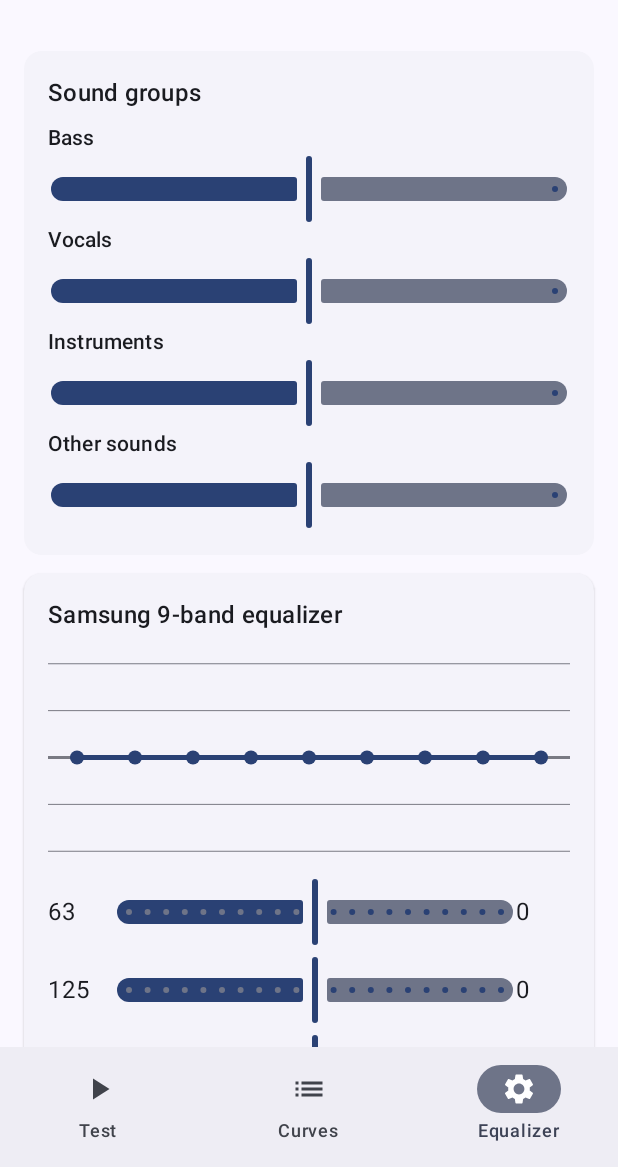
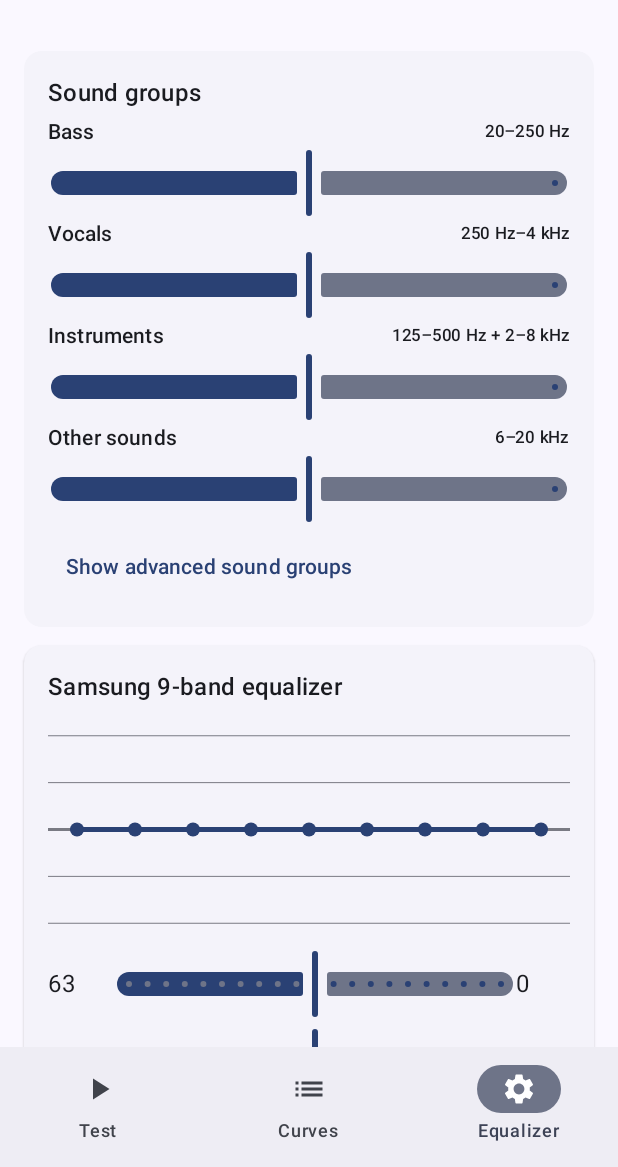
Before and after one commit to Mili-Pa/sweep-eq-android, an Android app built with Jetpack Compose: the screen it shows after launch (MainActivity), item 3 of the bottom bar chosen, on a phone screen of 412 x 824 dp, the part 69-1236 px from its top. Run offline under Robolectric (Android 15) with nearby library versions, the phone set to English and light mode, and no system bars; pictures from the network do not load; 3 statements that could not run were skipped.

Commit message:
Mr. Calibrator 1.4.0: more curves (HouseCurve tables, AutoEq targets), output-based default curve, output name in saved EQ settings, 4 main sound groups plus hidden advanced groups, source notes removed for open-source curves

```diff
--- a/mrcal/src/main/java/com/milipa/mr/callibrator/EqualizerScreen.kt
+++ b/mrcal/src/main/java/com/milipa/mr/callibrator/EqualizerScreen.kt
@@ -16,16 +16,86 @@ import androidx.compose.ui.platform.LocalLayoutDirection
 import androidx.compose.ui.res.stringResource
 import androidx.compose.ui.unit.LayoutDirection
 import androidx.compose.ui.unit.dp
+import kotlin.math.ln
+import kotlin.math.max
+import kotlin.math.min
+import kotlin.math.sqrt
 
-/** How strongly each band follows a sound group (bass, vocals, instruments, other sounds). */
-private class SoundGroup(val nameRes: Int, val w: DoubleArray)
+private val BAND_C = intArrayOf(63, 125, 250, 500, 1000, 2000, 4000, 8000, 16000)
 
-private val GROUPS = listOf(
-    SoundGroup(R.string.grp_bass, doubleArrayOf(1.0, 0.8, 0.3, 0.0, 0.0, 0.0, 0.0, 0.0, 0.0)),
-    SoundGroup(R.string.grp_vocals, doubleArrayOf(0.0, 0.0, 0.4, 0.8, 1.0, 0.8, 0.3, 0.0, 0.0)),
-    SoundGroup(R.string.grp_instruments, doubleArrayOf(0.0, 0.2, 0.4, 0.0, 0.0, 0.4, 1.0, 0.8, 0.0)),
-    SoundGroup(R.string.grp_other, doubleArrayOf(0.0, 0.0, 0.0, 0.0, 0.0, 0.0, 0.0, 0.5, 1.0)),
+/**
+ * A sound group is a frequency range (or two). Each of the nine bands (one octave wide) gets a weight
+ * from how much of its octave lies inside the range, so the groups follow the real frequency ranges.
+ */
+private class SoundGroup(val nameRes: Int, val rangeText: String, ranges: List<Pair<Double, Double>>) {
+    val w: DoubleArray = weights(ranges)
+
+    companion object {
+        fun weights(ranges: List<Pair<Double, Double>>): DoubleArray {
+            val s2 = sqrt(2.0)
+            val raw = DoubleArray(9) { i ->
+                val c = BAND_C[i].toDouble()
+                val bl = c / s2
+                val bh = c * s2
+                var s = 0.0
+                for ((lo, hi) in ranges) {
+                    val a = max(lo, bl)
+                    val b = min(hi, bh)
+                    if (b > a) s += ln(b / a) / ln(2.0)
+                }
+                min(s, 1.0)
+            }
+            val m = raw.max()
+            return if (m > 0.0) DoubleArray(9) { raw[it] / m } else raw
+        }
+    }
+}
+
+// The four main groups
+private val MAIN_GROUPS = listOf(
+    SoundGroup(R.string.grp_bass, "20–250 Hz", listOf(20.0 to 250.0)),
+    SoundGroup(R.string.grp_vocals, "250 Hz–4 kHz", listOf(250.0 to 4000.0)),
+    SoundGroup(R.string.grp_instruments, "125–500 Hz + 2–8 kHz", listOf(125.0 to 500.0, 2000.0 to 8000.0)),
+    SoundGroup(R.string.grp_other, "6–20 kHz", listOf(6000.0 to 20000.0)),
 )
+
+// Hidden advanced groups: the standard audio-engineering band names, plus the ITU-T G.712 speech band
+private val ADVANCED_GROUPS = listOf(
+    SoundGroup(R.string.adv_sub_bass, "20–60 Hz", listOf(20.0 to 60.0)),
+    SoundGroup(R.string.adv_bass, "60–250 Hz", listOf(60.0 to 250.0)),
+    SoundGroup(R.string.adv_low_mid, "250–500 Hz", listOf(250.0 to 500.0)),
+    SoundGroup(R.string.adv_mid, "500 Hz–2 kHz", listOf(500.0 to 2000.0)),
+    SoundGroup(R.string.adv_upper_mid, "2–4 kHz", listOf(2000.0 to 4000.0)),
+    SoundGroup(R.string.adv_presence, "4–6 kHz", listOf(4000.0 to 6000.0)),
+    SoundGroup(R.string.adv_brilliance, "6–20 kHz", listOf(6000.0 to 20000.0)),
+    SoundGroup(R.string.adv_speech, "300–3400 Hz", listOf(300.0 to 3400.0)),
+)
+
+@Composable
+private fun GroupSlider(group: SoundGroup, bands: List<Double>, onBands: (List<Double>) -> Unit) {
+    var sw = 0.0
+    var sw2 = 0.0
+    var sv = 0.0
+    for (i in 0 until 9) {
+        sw += group.w[i]
+        sw2 += group.w[i] * group.w[i]
+        sv += group.w[i] * bands[i]
+    }
+    val avg = if (sw > 0) sv / sw else 0.0
+    val k = if (sw2 > 0) sw / sw2 else 0.0
+    Row(verticalAlignment = Alignment.CenterVertically) {
+        Text(stringResource(group.nameRes), style = MaterialTheme.typography.labelLarge, modifier = Modifier.weight(1f))
+        Text(group.rangeText, style = MaterialTheme.typography.labelSmall)
+    }
+    Slider(
+        value = avg.toFloat().coerceIn(-10f, 10f),
+        onValueChange = { v ->
+            val delta = v.toDouble() - avg
+            onBands(List(9) { i -> (bands[i] + delta * group.w[i] * k).coerceIn(-10.0, 10.0) })
+        },
+        valueRange = -10f..10f,
+    )
+}
 
 @Composable
 internal fun NameDialog(title: String, initial: String, onConfirm: (String) -> Unit, onDismiss: () -> Unit) {
@@ -52,12 +122,13 @@ internal fun NameDialog(title: String, initial: String, onConfirm: (String) -> U
 
 /** Manual 9-band equalizer talking to Samsung's Sound quality and effects app, with sound groups and saved settings. */
 @Composable
-fun EqualizerScreen(bands: List<Double>, onBands: (List<Double>) -> Unit) {
+fun EqualizerScreen(bands: List<Double>, output: OutputInfo, onBands: (List<Double>) -> Unit) {
     val ctx = LocalContext.current
     var status by remember { mutableStateOf("") }
     var presets by remember { mutableStateOf(Store.loadPresets(ctx)) }
     var saveDialog by remember { mutableStateOf(false) }
     var renaming by remember { mutableStateOf<EqPreset?>(null) }
+    var showAdvanced by remember { mutableStateOf(false) }
     val levels = IntArray(9) { SamsungEq.clamp(bands[it]) }
     val lineColor = MaterialTheme.colorScheme.primary
     val gridColor = MaterialTheme.colorScheme.outlineVariant
@@ -74,27 +145,22 @@ fun EqualizerScreen(bands: List<Double>, onBands: (List<Double>) -> Unit) {
         verticalArrangement = Arrangement.spacedBy(12.dp),
     ) {
         ElevatedCard {
-            Column(Modifier.padding(16.dp), verticalArrangement = Arrangement.spacedBy(8.dp)) {
+            Column(Modifier.padding(16.dp), verticalArrangement = Arrangement.spacedBy(4.dp)) {
                 Text(stringResource(R.string.groups_title), style = MaterialTheme.typography.titleMedium)
                 CompositionLocalProvider(LocalLayoutDirection provides LayoutDirection.Ltr) {
                     Column {
-                        GROUPS.forEach { grp ->
-                            var sw = 0.0
-                            var sv = 0.0
-                            for (i in 0 until 9) {
-                                sw += grp.w[i]
-                                sv += grp.w[i] * bands[i]
-                            }
-                            val avg = if (sw > 0) sv / sw else 0.0
-                            Text(stringResource(grp.nameRes), style = MaterialTheme.typography.labelLarge)
-                            Slider(
-                                value = avg.toFloat().coerceIn(-10f, 10f),
-                                onValueChange = { v ->
-                                    val delta = v.toDouble() - avg
-                                    onBands(List(9) { i -> (bands[i] + delta * grp.w[i]).coerceIn(-10.0, 10.0) })
-                                },
-                                valueRange = -10f..10f,
-                            )
+                        MAIN_GROUPS.forEach { grp -> GroupSlider(grp, bands, onBands) }
+                    }
+                }
+                TextButton(onClick = { showAdvanced = !showAdvanced }) {
+                    Text(stringResource(if (showAdvanced) R.string.adv_hide else R.string.adv_show))
+                }
+                if (showAdvanced) {
+                    Text(stringResource(R.string.adv_groups_title), style = MaterialTheme.typography.titleSmall)
+                    Text(stringResource(R.string.adv_groups_hint), style = MaterialTheme.typography.bodySmall)
+                    CompositionLocalProvider(LocalLayoutDirection provides LayoutDirection.Ltr) {
+                        Column {
+                            ADVANCED_GROUPS.forEach { grp -> GroupSlider(grp, bands, onBands) }
                         }
                     }
                 }
@@ -163,6 +229,9 @@ fun EqualizerScreen(bands: List<Double>, onBands: (List<Double>) -> Unit) {
                     OutlinedCard {
                         Column(Modifier.padding(12.dp), verticalArrangement = Arrangement.spacedBy(4.dp)) {
                             Text(pr.name, style = MaterialTheme.typography.titleSmall)
+                            if (pr.output.isNotEmpty()) {
+                                Text(stringResource(R.string.preset_output, pr.output), style = MaterialTheme.typography.bodySmall)
+                            }
                             CompositionLocalProvider(LocalLayoutDirection provides LayoutDirection.Ltr) {
                                 Text(pr.levels.joinToString(", "), style = MaterialTheme.typography.bodySmall)
                             }
@@ -183,7 +252,7 @@ fun EqualizerScreen(bands: List<Double>, onBands: (List<Double>) -> Unit) {
             title = stringResource(R.string.preset_save),
             initial = stringResource(R.string.preset_default_name, presets.size + 1),
             onConfirm = { nm ->
-                persist(presets + EqPreset("p" + System.currentTimeMillis(), nm, levels.toList()))
+                persist(presets + EqPreset("p" + System.currentTimeMillis(), nm, levels.toList(), output.label))
                 saveDialog = false
             },
             onDismiss = { saveDialog = false },
@@ -195,7 +264,7 @@ fun EqualizerScreen(bands: List<Double>, onBands: (List<Double>) -> Unit) {
             title = stringResource(R.string.preset_rename),
             initial = rn.name,
             onConfirm = { nm ->
-                persist(presets.map { if (it.id == rn.id) EqPreset(it.id, nm, it.levels) else it })
+                persist(presets.map { if (it.id == rn.id) EqPreset(it.id, nm, it.levels, it.output) else it })
                 renaming = null
             },
             onDismiss = { renaming = null },
--- a/mrcal/src/main/java/com/milipa/mr/callibrator/MainActivity.kt
+++ b/mrcal/src/main/java/com/milipa/mr/callibrator/MainActivity.kt
@@ -5,8 +5,7 @@ import android.os.Bundle
 import androidx.activity.ComponentActivity
 import androidx.activity.compose.setContent
 import androidx.compose.foundation.isSystemInDarkTheme
-import androidx.compose.foundation.layout.fillMaxSize
-import androidx.compose.foundation.layout.padding
+import androidx.compose.foundation.layout.*
 import androidx.compose.foundation.rememberScrollState
 import androidx.compose.foundation.verticalScroll
 import androidx.compose.material.icons.Icons
@@ -22,6 +21,7 @@ import androidx.compose.ui.res.stringResource
 import androidx.compose.ui.text.TextStyle
 import androidx.compose.ui.text.font.FontFamily
 import androidx.compose.ui.text.font.Typeface as ComposeTypeface
+import androidx.compose.ui.unit.dp
 
 class MainActivity : ComponentActivity() {
     override fun onCreate(savedInstanceState: Bundle?) {
@@ -93,6 +93,21 @@ private fun licenseText(ctx: Context): String {
     return sb.toString()
 }
 
+/** Shows the audio output in use and whether the curve was picked automatically for it. */
+@Composable
+private fun OutputBar(output: OutputInfo, auto: Boolean, onAuto: () -> Unit) {
+    Card(Modifier.fillMaxWidth().padding(horizontal = 16.dp, vertical = 8.dp)) {
+        Column(Modifier.padding(12.dp)) {
+            Text(stringResource(R.string.output_now, output.label), style = MaterialTheme.typography.bodyMedium)
+            if (auto) {
+                Text(stringResource(R.string.auto_curve_hint), style = MaterialTheme.typography.bodySmall)
+            } else {
+                TextButton(onClick = onAuto) { Text(stringResource(R.string.use_auto_curve)) }
+            }
+        }
+    }
+}
+
 @OptIn(ExperimentalMaterial3Api::class)
 @Composable
 fun App() {
@@ -100,12 +115,15 @@ fun App() {
     var reloadKey by remember { mutableIntStateOf(0) }
     val targets = remember(reloadKey) { Targets.load(ctx) }
     var tab by remember { mutableIntStateOf(0) }
-    var selectedId by remember { mutableStateOf("bk_in_room") }
+    var pickedId by remember { mutableStateOf<String?>(null) }
     var eqBands by remember { mutableStateOf(List(9) { 0.0 }) }
     var showAbout by remember { mutableStateOf(false) }
+    val output by rememberOutput()
 
-    // keep the selection valid if the selected user curve was deleted
-    val effectiveId = if (targets.any { it.id == selectedId }) selectedId else (targets.firstOrNull()?.id ?: "")
+    // Default curve: Harman In-Room, or Harman In-Ear 2019 while Bluetooth / wired headphones are the output.
+    val autoId = if (output.headphones) "harman_inear_2019" else "harman_in_room"
+    val pickedValid = pickedId != null && targets.any { it.id == pickedId }
+    val effectiveId = if (pickedValid) pickedId!! else if (targets.any { it.id == autoId }) autoId else (targets.firstOrNull()?.id ?: "")
 
     Scaffold(
         topBar = {
@@ -143,20 +161,25 @@ fun App() {
     ) { pad ->
         Surface(Modifier.padding(pad).fillMaxSize()) {
             when (tab) {
-                0 -> TestScreen(
-                    targets = targets,
-                    selectedId = effectiveId,
-                    onSelect = { selectedId = it },
-                    onOpenLibrary = { tab = 1 },
-                    onSendToEq = { v -> eqBands = v; tab = 2 },
-                )
+                0 -> Column(Modifier.fillMaxSize()) {
+                    OutputBar(output, !pickedValid) { pickedId = null }
+                    Box(Modifier.weight(1f)) {
+                        TestScreen(
+                            targets = targets,
+                            selectedId = effectiveId,
+                            onSelect = { pickedId = it },
+                            onOpenLibrary = { tab = 1 },
+                            onSendToEq = { v -> eqBands = v; tab = 2 },
+                        )
+                    }
+                }
                 1 -> LibraryScreen(
                     targets = targets,
                     selectedId = effectiveId,
-                    onUse = { selectedId = it; tab = 0 },
+                    onUse = { pickedId = it; tab = 0 },
                     onChanged = { reloadKey++ },
                 )
-                else -> EqualizerScreen(eqBands) { eqBands = it }
+                else -> EqualizerScreen(eqBands, output) { eqBands = it }
             }
         }
     }
--- /dev/null
+++ b/mrcal/src/main/java/com/milipa/mr/callibrator/Output.kt
@@ -0,0 +1,60 @@
+package com.milipa.mr.callibrator
+
+import android.content.Context
+import android.media.AudioDeviceCallback
+import android.media.AudioDeviceInfo
+import android.media.AudioManager
+import androidx.compose.runtime.Composable
+import androidx.compose.runtime.DisposableEffect
+import androidx.compose.runtime.State
+import androidx.compose.runtime.mutableStateOf
+import androidx.compose.runtime.remember
+import androidx.compose.ui.platform.LocalContext
+
+/** The audio output in use right now. `headphones` is true for Bluetooth, wired and USB headsets. */
+class OutputInfo(val headphones: Boolean, val label: String)
+
+fun detectOutput(ctx: Context): OutputInfo {
+    val am = ctx.getSystemService(Context.AUDIO_SERVICE) as AudioManager
+    val devs = am.getDevices(AudioManager.GET_DEVICES_OUTPUTS)
+
+    fun pick(vararg types: Int): AudioDeviceInfo? = devs.firstOrNull { it.type in types }
+
+    fun label(res: Int, d: AudioDeviceInfo?, withName: Boolean): String {
+        val base = ctx.getString(res)
+        val n = if (withName) d?.productName?.toString().orEmpty() else ""
+        return if (n.isBlank()) base else "$base: $n"
+    }
+
+    val bt = pick(AudioDeviceInfo.TYPE_BLUETOOTH_A2DP, 26, AudioDeviceInfo.TYPE_BLUETOOTH_SCO)
+    if (bt != null) return OutputInfo(true, label(R.string.out_bluetooth, bt, true))
+    val wired = pick(AudioDeviceInfo.TYPE_WIRED_HEADPHONES, AudioDeviceInfo.TYPE_WIRED_HEADSET)
+    if (wired != null) return OutputInfo(true, label(R.string.out_wired, wired, false))
+    val usb = pick(AudioDeviceInfo.TYPE_USB_HEADSET)
+    if (usb != null) return OutputInfo(true, label(R.string.out_usb, usb, true))
+    val spk = pick(AudioDeviceInfo.TYPE_BUILTIN_SPEAKER)
+    if (spk != null) return OutputInfo(false, ctx.getString(R.string.out_speaker))
+    return OutputInfo(false, ctx.getString(R.string.out_other))
+}
+
+/** Re-detects the output whenever an audio device is added or removed. */
+@Composable
+fun rememberOutput(): State<OutputInfo> {
+    val ctx = LocalContext.current
+    val state = remember { mutableStateOf(detectOutput(ctx)) }
+    DisposableEffect(Unit) {
+        val am = ctx.getSystemService(Context.AUDIO_SERVICE) as AudioManager
+        val cb = object : AudioDeviceCallback() {
+            override fun onAudioDevicesAdded(addedDevices: Array<out AudioDeviceInfo>?) {
+                state.value = detectOutput(ctx)
+            }
+
+            override fun onAudioDevicesRemoved(removedDevices: Array<out AudioDeviceInfo>?) {
+                state.value = detectOutput(ctx)
+            }
+        }
+        am.registerAudioDeviceCallback(cb, null)
+        onDispose { am.unregisterAudioDeviceCallback(cb) }
+    }
+    return state
+}
--- a/mrcal/src/main/java/com/milipa/mr/callibrator/Store.kt
+++ b/mrcal/src/main/java/com/milipa/mr/callibrator/Store.kt
@@ -6,7 +6,8 @@ import org.json.JSONObject
 
 class UserCurve(val id: String, val name: String, val bands: List<Double>, val ptsF: DoubleArray?, val ptsDb: DoubleArray?)
 
-class EqPreset(val id: String, val name: String, val levels: List<Int>)
+/** A saved equalizer setting; `output` is the audio output that was in use when it was saved. */
+class EqPreset(val id: String, val name: String, val levels: List<Int>, val output: String = "")
 
 /** Small persistent store (SharedPreferences, JSON) for the user's own curves and saved equalizer settings. */
 object Store {
@@ -57,7 +58,7 @@ object Store {
             (0 until a.length()).map { i ->
                 val o = a.getJSONObject(i)
                 val l = o.getJSONArray("levels")
-                EqPreset(o.getString("id"), o.getString("name"), (0 until l.length()).map { l.getInt(it) })
+                EqPreset(o.getString("id"), o.getString("name"), (0 until l.length()).map { l.getInt(it) }, o.optString("out", ""))
             }
         } catch (e: Exception) {
             emptyList()
@@ -71,6 +72,7 @@ object Store {
             o.put("id", p.id)
             o.put("name", p.name)
             o.put("levels", JSONArray(p.levels))
+            o.put("out", p.output)
             a.put(o)
         }
         sp(ctx).edit().putString("presets", a.toString()).apply()
--- /dev/null
+++ b/mrcal/src/main/res/values/strings_extra.xml
@@ -0,0 +1,23 @@
+<resources>
+    <string name="out_bluetooth">Bluetooth</string>
+    <string name="out_wired">Wired headphones</string>
+    <string name="out_usb">USB headset</string>
+    <string name="out_speaker">Phone speaker</string>
+    <string name="out_other">Other output</string>
+    <string name="output_now">Current output: %1$s</string>
+    <string name="auto_curve_hint">Curve chosen automatically for this output</string>
+    <string name="use_auto_curve">Use the automatic curve</string>
+    <string name="preset_output">Saved for: %1$s</string>
+    <string name="adv_show">Show advanced sound groups</string>
+    <string name="adv_hide">Hide advanced sound groups</string>
+    <string name="adv_groups_title">Advanced sound groups</string>
+    <string name="adv_groups_hint">Standard audio-engineering bands. The speech band is the ITU-T G.712 telephone band (300–3400 Hz).</string>
+    <string name="adv_sub_bass">Sub-bass</string>
+    <string name="adv_bass">Bass</string>
+    <string name="adv_low_mid">Low mids</string>
+    <string name="adv_mid">Mids</string>
+    <string name="adv_upper_mid">Upper mids</string>
+    <string name="adv_presence">Presence</string>
+    <string name="adv_brilliance">Brilliance</string>
+    <string name="adv_speech">Speech band</string>
+</resources>
```
Also changed, not shown: mrcal/src/main/assets/curves.json (+1 -1 lines), mrcal/src/main/assets/licenses.txt, 3 other files.
